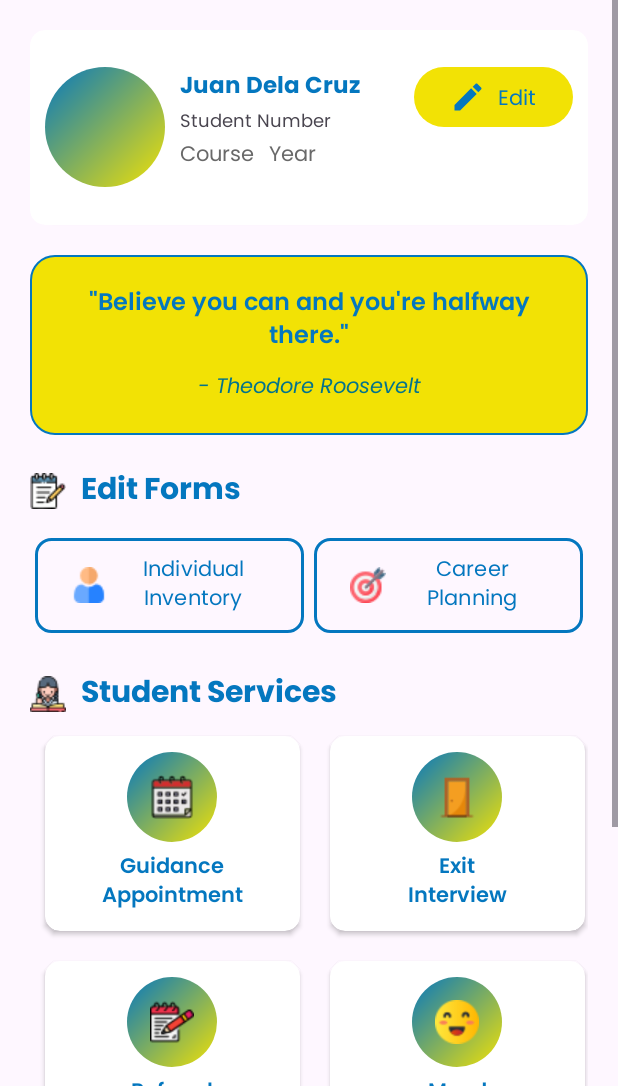
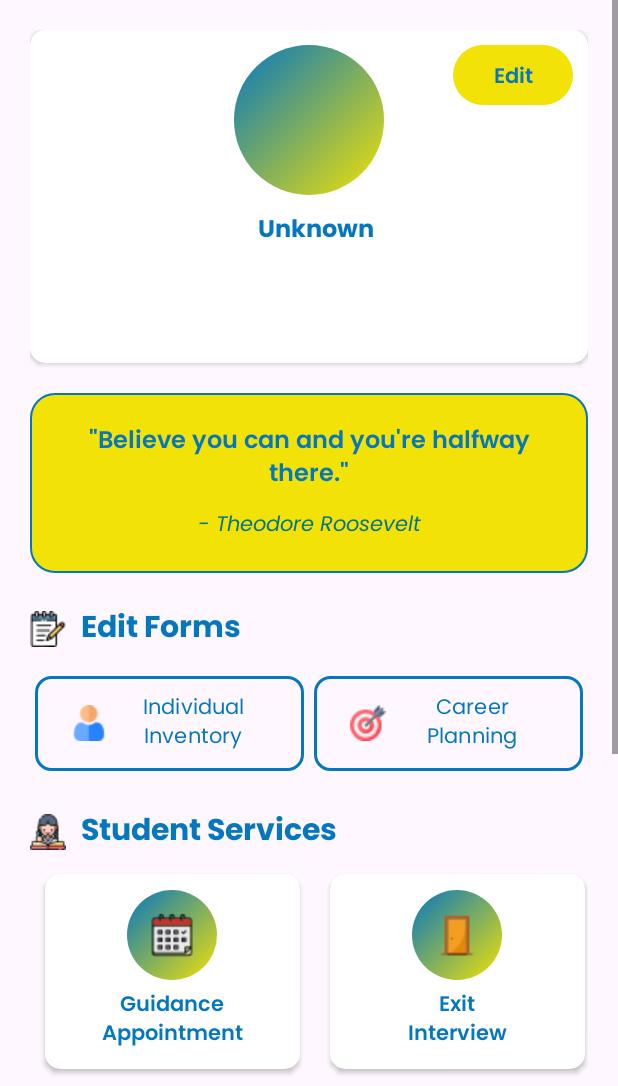
Before and after one commit to mrcandrs/STITarlacGuidanceApp, an Android app: the StudentDashboardActivity screen opened directly, with no data from a screen before it, on a phone screen of 412 x 824 dp, the part 150-1236 px from its top. Run offline under Robolectric (Android 15) with nearby library versions, the phone set to English and light mode, and no system bars.

Commit message:
Student Dashboard reflects the user using logged in Student No./Username & Password

```diff
--- a/app/src/main/java/com/example/stitarlacguidanceapp/Activities/StudentDashboardActivity.java
+++ b/app/src/main/java/com/example/stitarlacguidanceapp/Activities/StudentDashboardActivity.java
@@ -1,5 +1,6 @@
 package com.example.stitarlacguidanceapp.Activities;
 
+import android.content.SharedPreferences;
 import android.os.Bundle;
 import android.os.Handler;
 
@@ -34,6 +35,8 @@ public class StudentDashboardActivity extends AppCompatActivity {
         root = ActivityStudentDashboardBinding.inflate(getLayoutInflater());
         setContentView(root.getRoot());
 
+        loadStudentInfo();
+
         viewPager = findViewById(R.id.viewPager);
 
         quoteList = Arrays.asList(
@@ -48,6 +51,21 @@ public class StudentDashboardActivity extends AppCompatActivity {
         viewPager.setAdapter(adapter);
 
         sliderHandler.postDelayed(sliderRunnable, SLIDE_DELAY);
+    }
+
+    private void loadStudentInfo() {
+        SharedPreferences prefs = getSharedPreferences("student_session", MODE_PRIVATE);
+
+        String fullName = prefs.getString("fullName", "Unknown");
+        String studentNumber = prefs.getString("studentNumber", "");
+        String program = prefs.getString("program", "");
+        String yearLevel = prefs.getString("yearLevel", "");
+
+        // Update your UI (example using ViewBinding or findViewById)
+        root.txtName.setText(fullName);
+        root.txtStudentNo.setText(studentNumber);
+        root.txtCourse.setText(program);
+        root.txtYear.setText(yearLevel);
     }
 
     private final Runnable sliderRunnable = new Runnable() {
--- a/app/src/main/res/layout/activity_student_dashboard.xml
+++ b/app/src/main/res/layout/activity_student_dashboard.xml
@@ -40,26 +40,45 @@
 
             <androidx.cardview.widget.CardView
                 android:layout_width="match_parent"
-                android:layout_height="130dp"
+                android:layout_height="wrap_content"
                 app:cardCornerRadius="10dp">
 
                     <LinearLayout
                         android:layout_width="match_parent"
                         android:layout_height="wrap_content"
                         android:layout_gravity="center"
-                        android:orientation="horizontal"
-                        android:padding="10dp">
+                        android:padding="10dp"
+                        android:orientation="vertical">
 
-                        <ImageView
-                            android:layout_width="80dp"
-                            android:layout_height="80dp"
-                            android:background="@drawable/profile_picture_background"
-                            android:scaleType="centerCrop"/>
+                        <RelativeLayout
+                            android:layout_width="match_parent"
+                            android:layout_height="wrap_content">
+
+                            <ImageView
+                                android:id="@+id/imgProfile"
+                                android:layout_width="100dp"
+                                android:layout_height="100dp"
+                                android:layout_centerInParent="true"
+                                android:background="@drawable/profile_picture_background"/>
+
+                            <Button
+                                android:id="@+id/btnEdit"
+                                android:layout_width="80dp"
+                                android:layout_height="40dp"
+                                android:layout_alignParentEnd="true"
+                                android:background="@drawable/button_border"
+                                app:backgroundTint="@null"
+                                android:text="Edit"
+                                android:fontFamily="@font/poppins_semibold"
+                                android:textColor="@color/blue"/>
+                        </RelativeLayout>
 
                         <LinearLayout
-                            android:layout_width="wrap_content"
+                            android:layout_width="match_parent"
                             android:layout_height="wrap_content"
                             android:orientation="vertical"
+                            android:gravity="center"
+                            android:layout_marginTop="10dp"
                             android:paddingLeft="10dp">
 
                             <TextView
@@ -69,26 +88,22 @@
                                 android:text="Juan Dela Cruz"
                                 android:fontFamily="@font/poppins_bold"
                                 android:textColor="@color/blue"
-                                android:textSize="15sp"/>
+                                android:textSize="16sp"/>
 
                             <TextView
                                 android:id="@+id/txtStudentNo"
                                 android:layout_width="wrap_content"
                                 android:layout_height="wrap_content"
                                 android:text="Student Number"
-                                android:fontFamily="@font/poppins_regular"
-                                android:textSize="12sp"/>
-
-                            <LinearLayout
-                                android:layout_width="match_parent"
-                                android:layout_height="wrap_content"
-                                android:orientation="horizontal">
+                                android:fontFamily="@font/poppins_semibold"
+                                android:textSize="13sp"/>
 
                                 <TextView
                                     android:id="@+id/txtCourse"
                                     android:layout_width="wrap_content"
                                     android:layout_height="wrap_content"
                                     android:text="Course"
+                                    android:textSize="12sp"
                                     android:fontFamily="@font/poppins_regular"
                                     android:textColor="@color/dimgray"/>
 
@@ -97,29 +112,9 @@
                                     android:layout_width="wrap_content"
                                     android:layout_height="wrap_content"
                                     android:text="Year"
-                                    android:fontFamily="@font/poppins_regular"
-                                    android:textColor="@color/dimgray"
-                                    android:paddingStart="10dp"/>
-                            </LinearLayout>
+                                    android:textSize="12sp"
+                                    android:fontFamily="@font/poppins_regular"/>
                         </LinearLayout>
-
-                        <RelativeLayout
-                            android:layout_width="match_parent"
-                            android:layout_height="wrap_content">
-
-                            <Button
-                                android:id="@+id/btnEdit"
-                                android:layout_width="wrap_content"
-                                android:layout_height="40dp"
-                                android:layout_alignParentEnd="true"
-                                android:background="@drawable/button_border"
-                                app:backgroundTint="@null"
-                                android:text="Edit"
-                                android:textColor="@color/blue"
-                                android:fontFamily="@font/poppins_regular"
-                                android:drawableLeft="@drawable/ic_edit_24"
-                                android:drawableTint="@color/blue"/>
-                        </RelativeLayout>
 
                     </LinearLayout>
 
```
Also changed, not shown: app/src/main/java/com/example/stitarlacguidanceapp/Activities/MainActivity.java (+15 -2 lines), app/src/main/java/com/example/stitarlacguidanceapp/Models/Student.java (+12 -12 lines).
